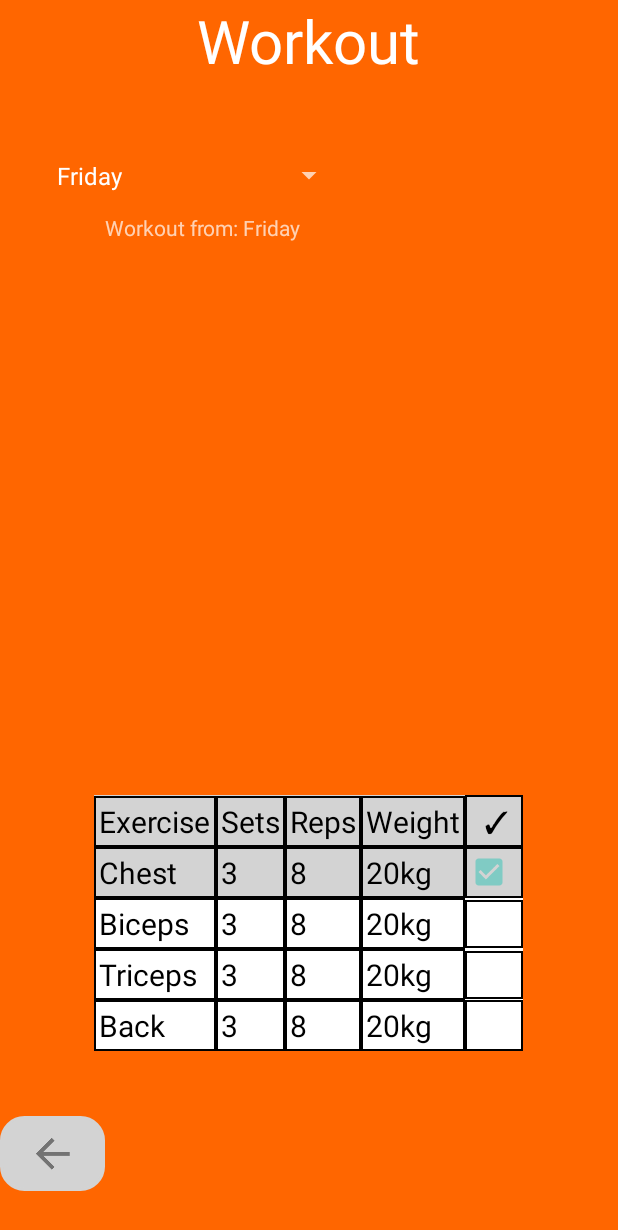
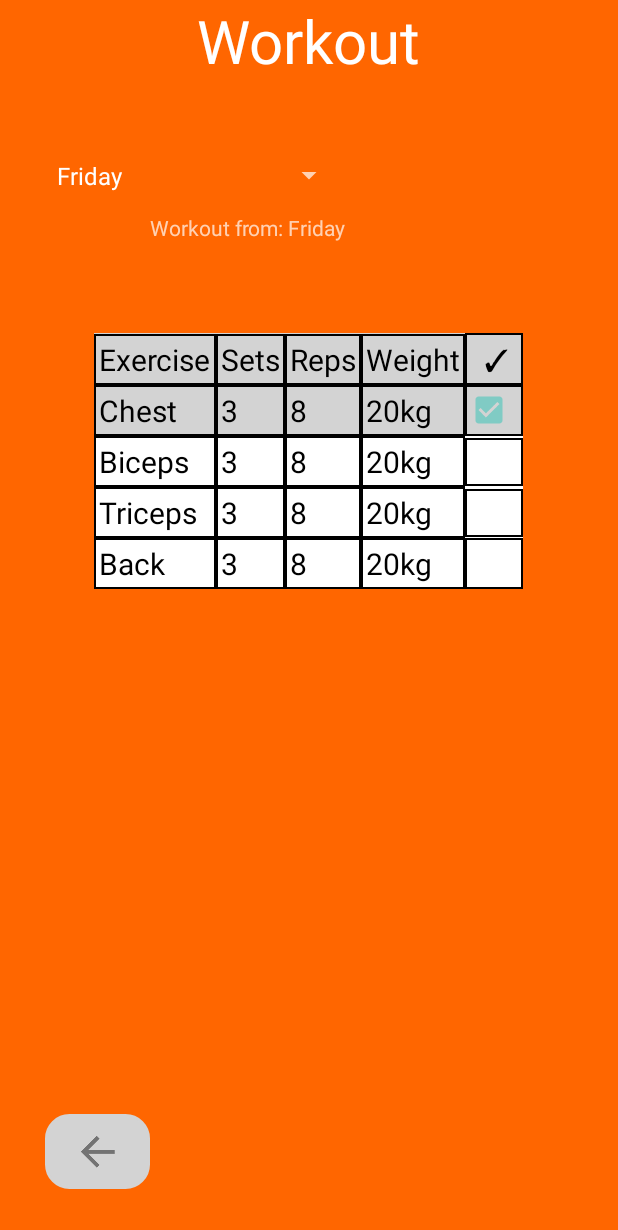
Before and after one commit to Daanielvb/mobile-ufrpe, an Android app: the WorkoutActivity screen opened directly, with no data from a screen before it, after a tap on an icon or button, on a phone screen of 412 x 824 dp. Shown: the top 1230 px of the screen. Run offline under Robolectric (Android 15) with nearby library versions, the phone set to English and light mode, and no system bars.

Commit message:
Ajustes nas telas

```diff
--- a/app/src/main/java/com/example/daniel/fitkeeper/LoginActivity.java
+++ b/app/src/main/java/com/example/daniel/fitkeeper/LoginActivity.java
@@ -103,7 +103,7 @@
     public boolean checkCredentials(String email, String password) {
         try {
             JSONObject response = Controller.getJSONObjectFromURL(
-                    RequestHelper.composeUrlPathWithParam(Constants.PERSON_ENTITY, "email", email), Constants.GET_REQUEST).getJSONObject(0);
+                    RequestHelper.composeUrlPathWithParam(Constants.PERSON_ENTITY, "username", email), Constants.GET_REQUEST).getJSONObject(0);
             if (response.getString("password").equals(password)) {
                 //TODO: Inserir lista de workouts
                 //response.getJSONArray("workouts")
--- a/app/src/main/java/com/example/daniel/fitkeeper/WorkoutActivity.java
+++ b/app/src/main/java/com/example/daniel/fitkeeper/WorkoutActivity.java
@@ -35,6 +35,7 @@
 
     @Override
     protected void onCreate(Bundle savedInstanceState) {
+        checkCount = 0;
         super.onCreate(savedInstanceState);
         setContentView(R.layout.activity_workout);
         setUI();
@@ -117,10 +118,14 @@
     }
 
     private void releaseEndWorkoutButton() {
-        if (checkCount > 3)
-            finishWorkoutBtn.setVisibility(View.VISIBLE);
-        else
-            finishWorkoutBtn.setVisibility(View.GONE);
+        if (checkCount > 3) {
+            if(finishWorkoutBtn.getVisibility() != View.VISIBLE)
+                finishWorkoutBtn.setVisibility(View.VISIBLE);
+        }
+        else {
+            if(finishWorkoutBtn.getVisibility() == View.VISIBLE)
+                finishWorkoutBtn.setVisibility(View.GONE);
+        }
     }
 
     public void setUI() {
--- a/app/src/main/res/layout/activity_workout.xml
+++ b/app/src/main/res/layout/activity_workout.xml
@@ -58,34 +58,14 @@
         android:text=""
         android:textAppearance="?android:attr/textAppearanceSmall" />
 
-    <ImageButton
-        android:id="@+id/backBtn"
-        android:layout_width="70dp"
-        android:layout_height="50dp"
-        android:layout_alignParentBottom="true"
-        android:layout_marginBottom="30dp"
-        android:background="@drawable/button_bg_rounded_corners"
-        android:src="@drawable/ic_back_button" />
-
-    <Button
-        android:text="@string/workout_finish"
-        android:layout_width="wrap_content"
-        android:layout_height="wrap_content"
-        android:id="@+id/finish_workout_btn"
-        android:layout_above="@+id/backBtn"
-        android:layout_centerHorizontal="true"
-        android:visibility="invisible"
-        android:background="@drawable/button_bg_rounded_corners"
-        android:textColor="@color/black"/>
-
     <TableLayout
         android:id="@+id/table"
         android:layout_width="wrap_content"
         android:layout_height="wrap_content"
         android:background="#FFFFFF"
-        android:layout_marginBottom="43dp"
-        android:layout_above="@+id/finish_workout_btn"
-        android:layout_centerHorizontal="true">
+        android:layout_below="@+id/spinnerWeek"
+        android:layout_centerHorizontal="true"
+        android:layout_marginTop="80dp">
 
         <TableRow android:background="@color/lightGray">
 
@@ -306,5 +286,27 @@
         </TableRow>
     </TableLayout>
 
+    <ImageButton
+        android:id="@+id/backBtn"
+        android:layout_width="70dp"
+        android:layout_height="50dp"
+        android:layout_marginBottom="31dp"
+        android:background="@drawable/button_bg_rounded_corners"
+        android:src="@drawable/ic_back_button"
+        android:layout_alignParentBottom="true"
+        android:layout_alignStart="@+id/spinnerWeek" />
+
+    <Button
+        android:text="@string/workout_finish"
+        android:layout_width="100dp"
+        android:layout_height="wrap_content"
+        android:id="@+id/finish_workout_btn"
+        android:visibility="invisible"
+        android:background="@drawable/button_bg_rounded_corners"
+        android:textColor="@color/black"
+        android:layout_above="@+id/backBtn"
+        android:layout_centerHorizontal="true"
+        android:layout_marginBottom="59dp" />
+
 
 </RelativeLayout>
```
Also changed, not shown: app/src/main/res/layout/activity_settings.xml (+18 -14 lines), app/src/main/res/layout/activity_subscription.xml (+10 -9 lines), 1 other file.
